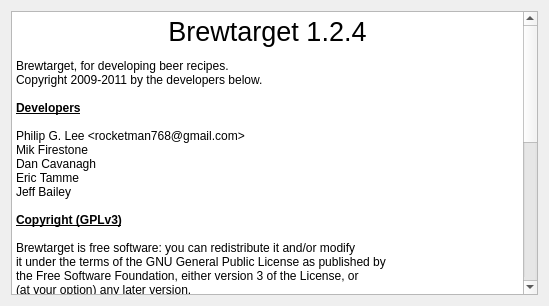
Above: ui/aboutDialog.ui from Brewtarget/brewtarget before the change. Below: the same form after it.
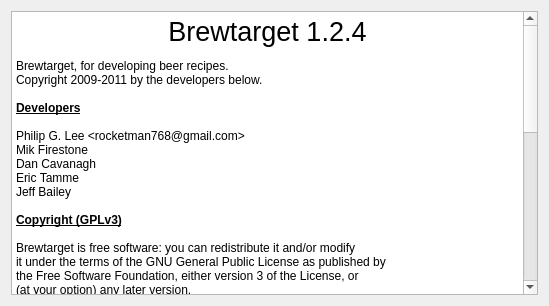
That is the form after the change.

Commit message: Attempting to rearrange the menu to make more sense. I also added some icons to the actions. I took many of them from the Oxygen theme for KDE, some from the Nuvola theme and one from a random website. Oxygen and the random were CC licensed as free for use w/ attribution. The Nuvola theme is LGPL.

```diff
--- a/ui/aboutDialog.ui
+++ b/ui/aboutDialog.ui
@@ -20,8 +20,8 @@
       <string notr="true">&lt;!DOCTYPE HTML PUBLIC &quot;-//W3C//DTD HTML 4.0//EN&quot; &quot;http://www.w3.org/TR/REC-html40/strict.dtd&quot;&gt;
 &lt;html&gt;&lt;head&gt;&lt;meta name=&quot;qrichtext&quot; content=&quot;1&quot; /&gt;&lt;style type=&quot;text/css&quot;&gt;
 p, li { white-space: pre-wrap; }
-&lt;/style&gt;&lt;/head&gt;&lt;body style=&quot; font-family:'DejaVu Sans'; font-size:9pt; font-weight:400; font-style:normal;&quot;&gt;
-&lt;p align=&quot;center&quot; style=&quot; margin-top:12px; margin-bottom:0px; margin-left:0px; margin-right:0px; -qt-block-indent:0; text-indent:0px;&quot;&gt;&lt;span style=&quot; font-size:20pt;&quot;&gt;Brewtarget 1.2.4&lt;/span&gt;&lt;/p&gt;
+&lt;/style&gt;&lt;/head&gt;&lt;body style=&quot; font-family:'Sans Serif'; font-size:9pt; font-weight:400; font-style:normal;&quot;&gt;
+&lt;p align=&quot;center&quot; style=&quot; margin-top:12px; margin-bottom:0px; margin-left:0px; margin-right:0px; -qt-block-indent:0; text-indent:0px;&quot;&gt;&lt;span style=&quot; font-family:'DejaVu Sans'; font-size:20pt;&quot;&gt;Brewtarget 1.2.4&lt;/span&gt;&lt;/p&gt;
 &lt;p style=&quot; margin-top:12px; margin-bottom:0px; margin-left:0px; margin-right:0px; -qt-block-indent:0; text-indent:0px;&quot;&gt;&lt;span style=&quot; font-family:'Courier New,courier';&quot;&gt;Brewtarget, for developing beer recipes.&lt;/span&gt;&lt;/p&gt;
 &lt;p style=&quot; margin-top:0px; margin-bottom:0px; margin-left:0px; margin-right:0px; -qt-block-indent:0; text-indent:0px;&quot;&gt;&lt;span style=&quot; font-family:'Courier New,courier';&quot;&gt;Copyright 2009-2011 by the developers below.&lt;/span&gt;&lt;/p&gt;
 &lt;p style=&quot;-qt-paragraph-type:empty; margin-top:0px; margin-bottom:0px; margin-left:0px; margin-right:0px; -qt-block-indent:0; text-indent:0px; font-family:'Courier New,courier';&quot;&gt;&lt;/p&gt;
@@ -48,7 +48,7 @@
 &lt;p style=&quot; margin-top:0px; margin-bottom:0px; margin-left:0px; margin-right:0px; -qt-block-indent:0; text-indent:0px;&quot;&gt;&lt;span style=&quot; font-family:'Courier New,courier';&quot;&gt;You should have received a copy of the GNU General Public License&lt;/span&gt;&lt;/p&gt;
 &lt;p style=&quot; margin-top:0px; margin-bottom:12px; margin-left:0px; margin-right:0px; -qt-block-indent:0; text-indent:0px;&quot;&gt;&lt;span style=&quot; font-family:'Courier New,courier';&quot;&gt;along with Brewtarget.  If not, see &amp;lt;&lt;/span&gt;&lt;a href=&quot;http://www.gnu.org/licenses/&quot;&gt;&lt;span style=&quot; font-family:'Courier New,courier'; text-decoration: underline; color:#0000ff;&quot;&gt;http://www.gnu.org/licenses/&lt;/span&gt;&lt;/a&gt;&lt;span style=&quot; font-family:'Courier New,courier';&quot;&gt;&amp;gt;.&lt;/span&gt;&lt;/p&gt;
 &lt;p style=&quot; margin-top:0px; margin-bottom:12px; margin-left:0px; margin-right:0px; -qt-block-indent:0; text-indent:0px;&quot;&gt;&lt;span style=&quot; font-family:'Courier New,courier'; font-weight:600;&quot;&gt;Source Code&lt;/span&gt;&lt;/p&gt;
-&lt;p style=&quot; margin-top:0px; margin-bottom:12px; margin-left:0px; margin-right:0px; -qt-block-indent:0; text-indent:0px;&quot;&gt;&lt;span style=&quot; font-family:'Courier New,courier';&quot;&gt;Brewtarget's source code can be downloaded at &lt;/span&gt;&lt;a href=&quot;http://brewtarget.sourceforge.net&quot;&gt;&lt;span style=&quot; font-family:'Sans Serif'; text-decoration: underline; color:#0057ae;&quot;&gt;brewtarget.sourceforge.net&lt;/span&gt;&lt;/a&gt;&lt;span style=&quot; font-family:'Sans Serif';&quot;&gt;.&lt;/span&gt;&lt;/p&gt;
+&lt;p style=&quot; margin-top:0px; margin-bottom:12px; margin-left:0px; margin-right:0px; -qt-block-indent:0; text-indent:0px;&quot;&gt;&lt;span style=&quot; font-family:'Courier New,courier';&quot;&gt;Brewtarget's source code can be downloaded at &lt;/span&gt;&lt;a href=&quot;http://brewtarget.sourceforge.net&quot;&gt;&lt;span style=&quot; text-decoration: underline; color:#0057ae;&quot;&gt;brewtarget.sourceforge.net&lt;/span&gt;&lt;/a&gt;.&lt;/p&gt;
 &lt;p style=&quot; margin-top:0px; margin-bottom:12px; margin-left:0px; margin-right:0px; -qt-block-indent:0; text-indent:0px;&quot;&gt;&lt;span style=&quot; font-family:'Courier New,courier'; font-weight:600; text-decoration: underline;&quot;&gt;Special Thanks&lt;/span&gt;&lt;/p&gt;
 &lt;p style=&quot; margin-top:0px; margin-bottom:0px; margin-left:0px; margin-right:0px; -qt-block-indent:0; text-indent:0px;&quot;&gt;&lt;span style=&quot; font-family:'Courier New,courier';&quot;&gt;Marc Cote (French translation)&lt;/span&gt;&lt;/p&gt;
 &lt;p style=&quot; margin-top:0px; margin-bottom:0px; margin-left:0px; margin-right:0px; -qt-block-indent:0; text-indent:0px;&quot;&gt;&lt;span style=&quot; font-family:'Courier New,courier';&quot;&gt;Pawel Fiedor (Polish translation)&lt;/span&gt;&lt;/p&gt;
@@ -56,9 +56,12 @@
 &lt;p style=&quot; margin-top:0px; margin-bottom:0px; margin-left:0px; margin-right:0px; -qt-block-indent:0; text-indent:0px;&quot;&gt;&lt;span style=&quot; font-family:'Courier New,courier';&quot;&gt;Edu Engler (Portuguese translation)&lt;/span&gt;&lt;/p&gt;
 &lt;p style=&quot; margin-top:0px; margin-bottom:0px; margin-left:0px; margin-right:0px; -qt-block-indent:0; text-indent:0px;&quot;&gt;&lt;span style=&quot; font-family:'Courier New,courier';&quot;&gt;Jan Grmela (Czech translation)&lt;/span&gt;&lt;/p&gt;
 &lt;p style=&quot; margin-top:0px; margin-bottom:0px; margin-left:0px; margin-right:0px; -qt-block-indent:0; text-indent:0px;&quot;&gt;&lt;span style=&quot; font-family:'Courier New,courier';&quot;&gt;Randy Brace (alpha tester)&lt;/span&gt;&lt;/p&gt;
-&lt;p style=&quot; margin-top:0px; margin-bottom:0px; margin-left:0px; margin-right:0px; -qt-block-indent:0; text-indent:0px;&quot;&gt;&lt;a href=&quot;http://finalgravitypodcast.com&quot;&gt;&lt;span style=&quot; font-family:'Sans Serif'; text-decoration: underline; color:#0057ae;&quot;&gt;Final Gravity Podcasts&lt;/span&gt;&lt;/a&gt;&lt;/p&gt;
-&lt;p style=&quot; margin-top:0px; margin-bottom:0px; margin-left:0px; margin-right:0px; -qt-block-indent:0; text-indent:0px;&quot;&gt;&lt;span style=&quot; font-family:'Courier New,courier';&quot;&gt;Glenn Tinseth &amp;lt;&lt;/span&gt;&lt;a href=&quot;http://www.realbeer.com/hops&quot;&gt;&lt;span style=&quot; text-decoration: underline; color:#0000ff;&quot;&gt;http://www.realbeer.com/hops&lt;/span&gt;&lt;/a&gt;&lt;span style=&quot; font-family:'Courier New,courier';&quot;&gt;&amp;gt;&lt;/span&gt;&lt;/p&gt;
-&lt;p style=&quot; margin-top:0px; margin-bottom:0px; margin-left:0px; margin-right:0px; -qt-block-indent:0; text-indent:0px;&quot;&gt;&lt;span style=&quot; font-family:'Courier New,courier';&quot;&gt;A68 - Freelance Graphics Design (flag images)&lt;/span&gt;&lt;/p&gt;&lt;/body&gt;&lt;/html&gt;</string>
+&lt;p style=&quot; margin-top:0px; margin-bottom:0px; margin-left:0px; margin-right:0px; -qt-block-indent:0; text-indent:0px;&quot;&gt;&lt;a href=&quot;http://finalgravitypodcast.com&quot;&gt;&lt;span style=&quot; text-decoration: underline; color:#0057ae;&quot;&gt;Final Gravity Podcasts&lt;/span&gt;&lt;/a&gt;&lt;/p&gt;
+&lt;p style=&quot; margin-top:0px; margin-bottom:0px; margin-left:0px; margin-right:0px; -qt-block-indent:0; text-indent:0px;&quot;&gt;&lt;span style=&quot; font-family:'Courier New,courier';&quot;&gt;Glenn Tinseth &amp;lt;&lt;/span&gt;&lt;a href=&quot;http://www.realbeer.com/hops&quot;&gt;&lt;span style=&quot; font-family:'DejaVu Sans'; text-decoration: underline; color:#0000ff;&quot;&gt;http://www.realbeer.com/hops&lt;/span&gt;&lt;/a&gt;&lt;span style=&quot; font-family:'Courier New,courier';&quot;&gt;&amp;gt;&lt;/span&gt;&lt;/p&gt;
+&lt;p style=&quot; margin-top:0px; margin-bottom:0px; margin-left:0px; margin-right:0px; -qt-block-indent:0; text-indent:0px;&quot;&gt;&lt;span style=&quot; font-family:'Courier New,courier';&quot;&gt;A68 - Freelance Graphics Design (flag images)&lt;/span&gt;&lt;/p&gt;
+&lt;p style=&quot; margin-top:0px; margin-bottom:0px; margin-left:0px; margin-right:0px; -qt-block-indent:0; text-indent:0px;&quot;&gt;&lt;span style=&quot; font-family:'Courier New,courier';&quot;&gt;server, printer, edit-copy, document-print-preview and merge images from Oxygen theme (CC license)&lt;/span&gt;&lt;/p&gt;
+&lt;p style=&quot; margin-top:0px; margin-bottom:0px; margin-left:0px; margin-right:0px; -qt-block-indent:0; text-indent:0px;&quot;&gt;&lt;span style=&quot; font-family:'Courier New,courier';&quot;&gt;backup image from Nuvola theme (LGPL)&lt;/span&gt;&lt;/p&gt;
+&lt;p style=&quot; margin-top:0px; margin-bottom:0px; margin-left:0px; margin-right:0px; -qt-block-indent:0; text-indent:0px;&quot;&gt;&lt;span style=&quot; font-family:'Courier New,courier';&quot;&gt;restore image from Fatcow Web Hosting &amp;quot;Farm Fresh Icons&amp;quot; (CC license)&lt;/span&gt;&lt;/p&gt;&lt;/body&gt;&lt;/html&gt;</string>
      </property>
     </widget>
    </item>
```
The commit also changes 9 other files.
